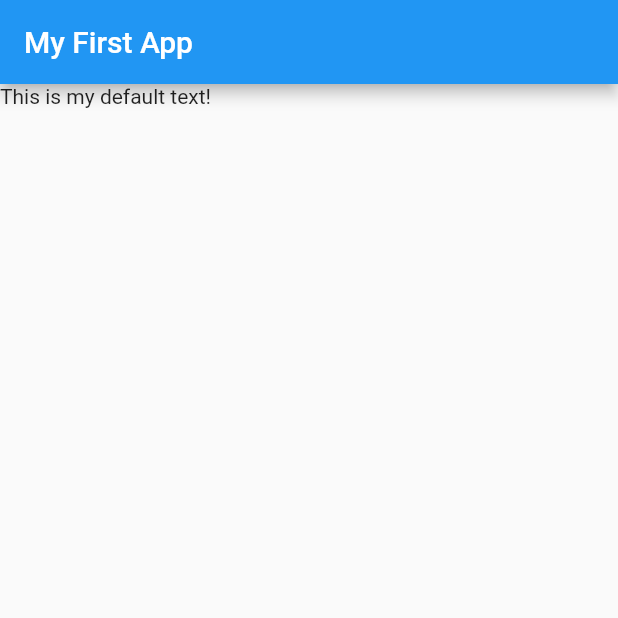
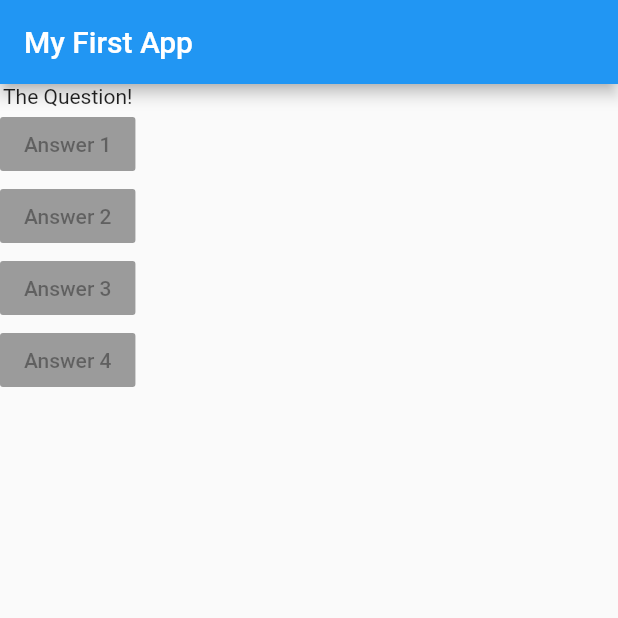
Before and after one commit to KangSDhi/flutter_complete_guide, a Flutter app: the screen it shows after launch, on a phone screen of 412 x 824 dp, the top half of it. Run offline on Flutter 3.47's test engine with Material 2 defaults, Android fonts, the phone set to English and light mode, and no system bars.

Commit message:
Flutter Basics [QUIZ APP]: (Quiz 1: Dart Fundamentals) Adding Layout Widgets

```diff
--- a/lib/main.dart
+++ b/lib/main.dart
@@ -9,12 +9,24 @@ void main() => runApp(MyApp());
 class MyApp extends StatelessWidget {
   @override
   Widget build(BuildContext context) {
+    var questions = [
+      'What\'s your favorite color?',
+      'What\'s your favorite animal?'
+    ];
     return MaterialApp(
       home: Scaffold(
         appBar: AppBar(
           title: Text('My First App'),
         ),
-        body: Text('This is my default text!'),
+        body: Column(
+          children: [
+            Text('The Question!'),
+            RaisedButton(child: Text('Answer 1'), onPressed: null),
+            RaisedButton(child: Text('Answer 2'), onPressed: null),
+            RaisedButton(child: Text('Answer 3'), onPressed: null),
+            RaisedButton(child: Text('Answer 4'), onPressed: null),
+          ],
+        ),
       ),
     );
   }
```
